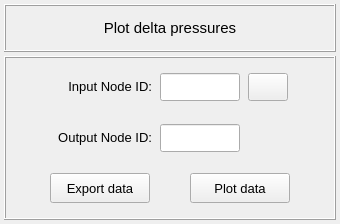
Above: pulse/interface/data/ui_files/plots/results/acoustic/get_acoustic_delta_pressures.ui from open-pulse/OpenPulse before the change. Below: the same form after it.
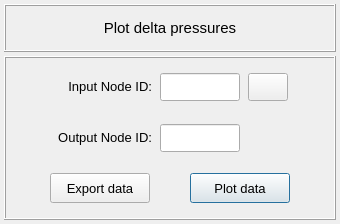
That is the form after the change. Icons and pictures are not drawn.

What changed in the file:
```diff
--- a/pulse/interface/data/ui_files/plots/results/acoustic/get_acoustic_delta_pressures.ui
+++ b/pulse/interface/data/ui_files/plots/results/acoustic/get_acoustic_delta_pressures.ui
@@ -580,6 +580,9 @@
            <property name="text">
             <string>Plot data</string>
            </property>
+           <property name="default">
+            <bool>true</bool>
+           </property>
           </widget>
          </item>
          <item row="0" column="2">
```
Left out of the diff: 7 changed lines with no effect on the pictures.
